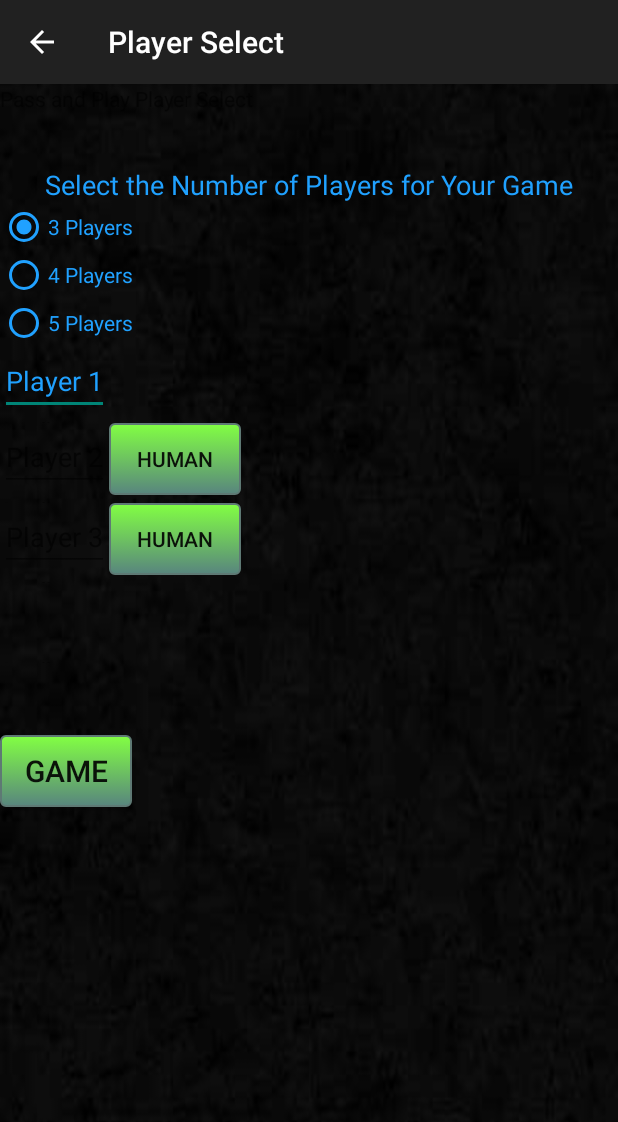
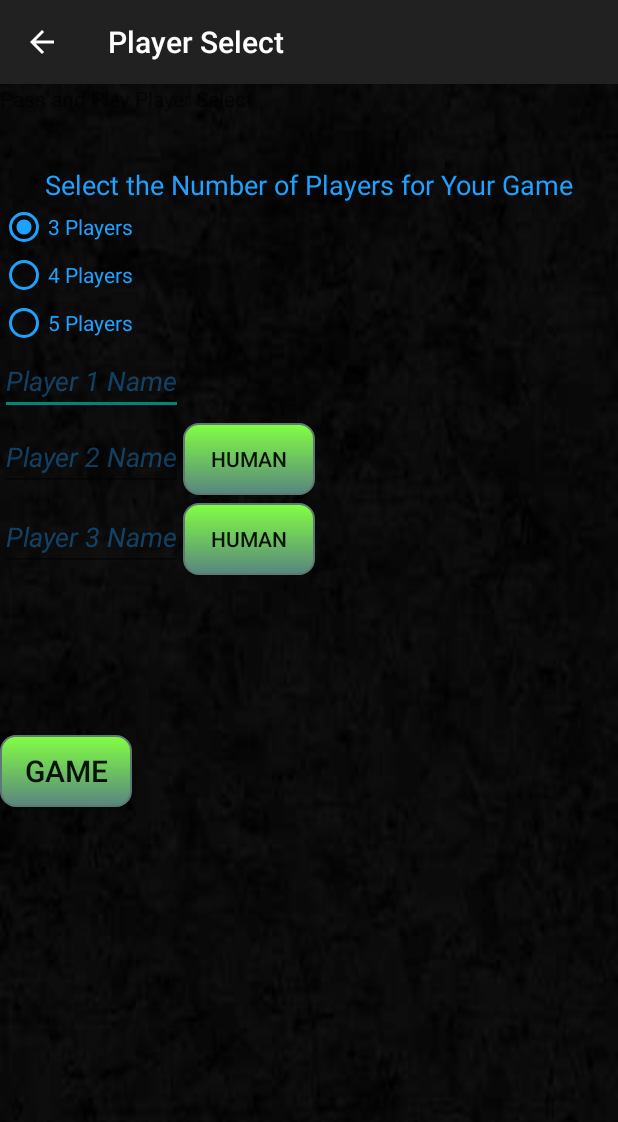
Before and after one commit to SamCumings/No_Please_Game, an Android app: the Player_Select screen opened directly, with no data from a screen before it, after a tap on "3 Players", on a phone screen of 412 x 824 dp. Shown: the top 1122 px of the screen. Run offline under Robolectric (Android 15) with nearby library versions, the phone set to English and light mode, and no system bars.

Commit message:
Finishing Touches

```diff
--- a/No_please_Test/app/src/main/res/drawable/mybutton.xml
+++ b/No_please_Test/app/src/main/res/drawable/mybutton.xml
@@ -2,21 +2,21 @@
 <selector xmlns:android="http://schemas.android.com/apk/res/android" >
     <item android:state_pressed="true" >
         <shape android:shape="rectangle"  >
-            <corners android:radius="3dp" />
+            <corners android:radius="10dp" />
             <stroke android:width="1dp" android:color="#5e7974" />
             <gradient android:angle="-90" android:startColor="#ff82ff43" android:endColor="#689a92"  />
         </shape>
     </item>
     <item android:state_focused="true">
         <shape android:shape="rectangle"  >
-            <corners android:radius="3dp" />
+            <corners android:radius="10dp" />
             <stroke android:width="1dp" android:color="#5e7974" />
             <solid android:color="#58857e"/>
         </shape>
     </item>
     <item >
         <shape android:shape="rectangle"  >
-            <corners android:radius="3dp" />
+            <corners android:radius="10dp" />
             <stroke android:width="1dp" android:color="#5e7974" />
             <gradient android:angle="-90" android:startColor="#ff82ff43" android:endColor="#58857e" />
         </shape>
--- a/No_please_Test/app/src/main/res/layout/activity_player__select.xml
+++ b/No_please_Test/app/src/main/res/layout/activity_player__select.xml
@@ -61,8 +61,8 @@
             android:layout_width="wrap_content"
             android:layout_height="wrap_content"
             android:visibility="invisible"
-            android:hint="Player 1"
-            android:textColorHint="#ff20a1ff"
+            android:hint="@string/hint1"
+            android:textColorHint="#5c20a1ff"
             android:inputType="textPersonName"
             android:textColor="#ff20a1ff" />
 
@@ -84,9 +84,10 @@
             android:layout_width="wrap_content"
             android:layout_height="wrap_content"
             android:visibility="invisible"
-            android:hint="Player 2"
+            android:hint="@string/hint2"
             android:inputType="textPersonName"
-            android:textColor="#ff20a1ff" />
+            android:textColor="#ff20a1ff"
+            android:textColorHint="#5c20a1ff" />
         <ToggleButton
             android:id="@+id/toggle_AI_2"
             android:layout_width="wrap_content"
@@ -118,9 +119,10 @@
             android:layout_width="wrap_content"
             android:layout_height="wrap_content"
             android:visibility="invisible"
-            android:hint="Player 3"
+            android:hint="@string/hint3"
             android:inputType="textPersonName"
-            android:textColor="#ff20a1ff" />
+            android:textColor="#ff20a1ff"
+            android:textColorHint="#5c20a1ff" />
         <ToggleButton
             android:id="@+id/toggle_AI_3"
             android:layout_width="wrap_content"
@@ -151,9 +153,10 @@
             android:layout_width="wrap_content"
             android:layout_height="wrap_content"
             android:visibility="invisible"
-            android:hint="Player 4"
+            android:hint="@string/hint4"
             android:inputType="textPersonName"
-            android:textColor="#ff20a1ff" />
+            android:textColor="#ff20a1ff"
+            android:textColorHint="#5c20a1ff" />
         <ToggleButton
             android:id="@+id/toggle_AI_4"
             android:layout_width="wrap_content"
@@ -185,9 +188,10 @@
             android:layout_width="wrap_content"
             android:layout_height="wrap_content"
             android:visibility="invisible"
-            android:hint="Player 5"
+            android:hint="@string/hint5"
             android:inputType="textPersonName"
-            android:textColor="#ff20a1ff" />
+            android:textColor="#ff20a1ff"
+            android:textColorHint="#5c20a1ff" />
         <ToggleButton
             android:id="@+id/toggle_AI_5"
             android:layout_width="wrap_content"
--- a/No_please_Test/app/src/main/res/values/strings.xml
+++ b/No_please_Test/app/src/main/res/values/strings.xml
@@ -3,6 +3,11 @@
 
     <string name="app_name">No Please</string>
     <!-- <string name="hello_world">Hello world!</string> -->
+    <string name="hint1"><i>Player 1 Name</i></string>
+    <string name="hint2"><i>Player 2 Name</i></string>
+    <string name="hint3"><i>Player 3 Name</i></string>
+    <string name="hint4"><i>Player 4 Name</i></string>
+    <string name="hint5"><i>Player 5 Name</i></string>
     <string name="action_settings">Settings</string>
     <string name="Tutorial">Tutorial</string>
     <string name="main_menu">Main Menu</string>
```
